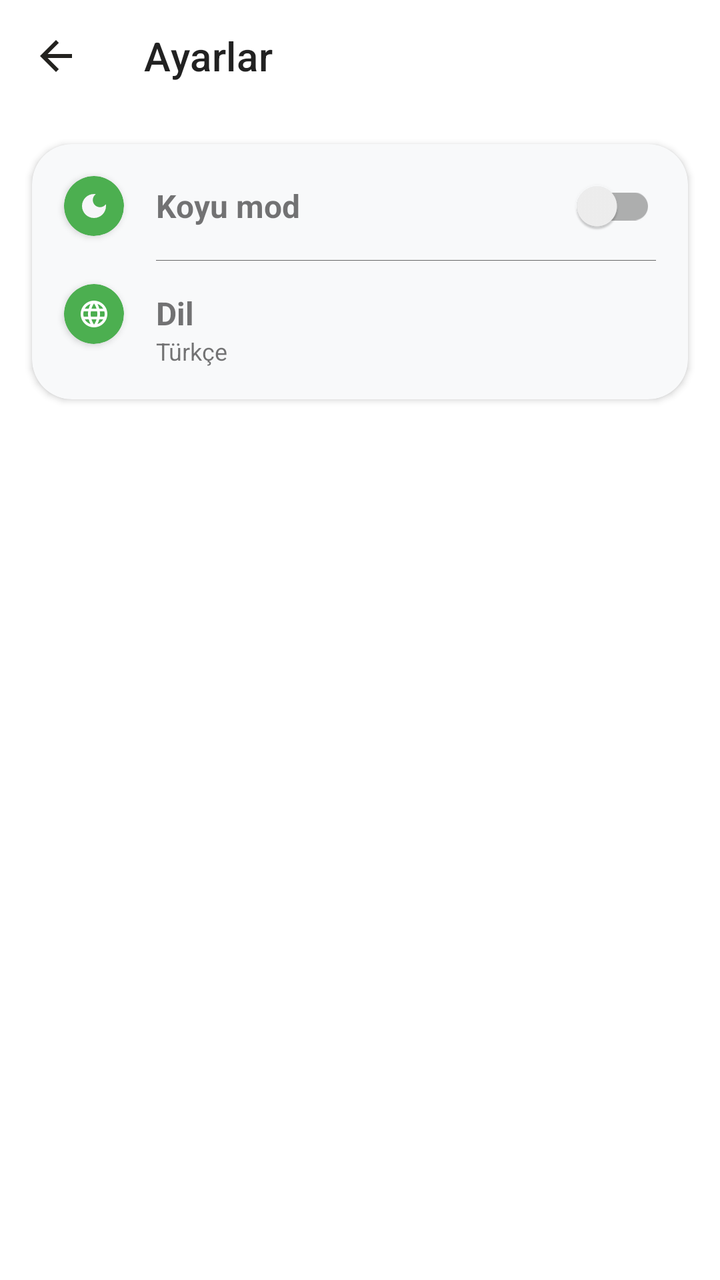
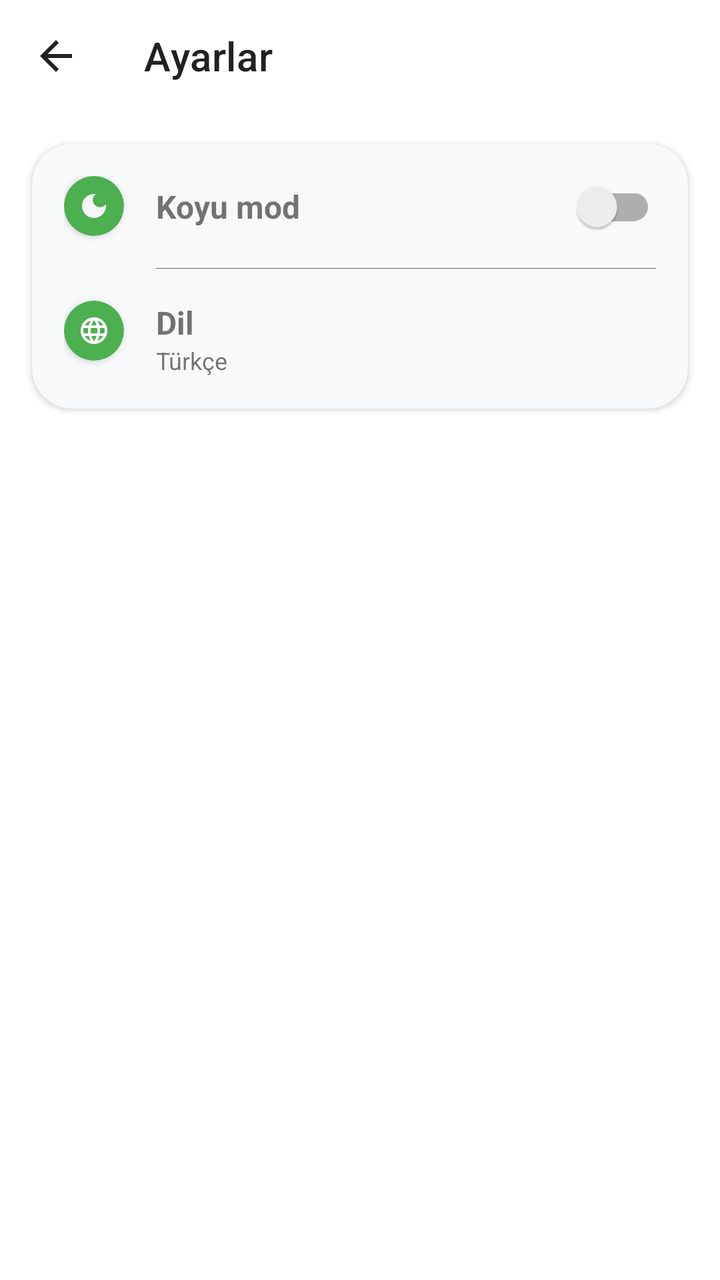

Two renders of the same Android screen: before a commit and after it. Below are the layout's source before the change and the commit's diff.
<!-- AndroidManifest.xml: application theme Theme.OkeyScore -->
<!-- res/layout/fragment_settings.xml -->
<?xml version="1.0" encoding="utf-8"?>
<androidx.constraintlayout.widget.ConstraintLayout xmlns:android="http://schemas.android.com/apk/res/android"
    xmlns:app="http://schemas.android.com/apk/res-auto"
    xmlns:tools="http://schemas.android.com/tools"
    android:layout_width="match_parent"
    android:layout_height="match_parent"
    tools:context=".presentation.ui.settings.SettingsFragment">

    <com.google.android.material.appbar.MaterialToolbar
        android:id="@+id/toolbar"
        android:layout_width="match_parent"
        android:layout_height="?attr/actionBarSize"
        app:layout_constraintTop_toTopOf="parent"
        app:navigationIcon="@drawable/ic_back"
        app:title="@string/settings" />

    <androidx.cardview.widget.CardView
        android:id="@+id/cardView"
        android:layout_width="match_parent"
        android:layout_height="wrap_content"
        android:layout_margin="16dp"
        android:backgroundTint="@color/settings_card_background_color"
        app:cardCornerRadius="20dp"
        app:layout_constraintEnd_toEndOf="parent"
        app:layout_constraintStart_toStartOf="parent"
        app:layout_constraintTop_toBottomOf="@+id/toolbar">

        <androidx.constraintlayout.widget.ConstraintLayout
            android:layout_width="match_parent"
            android:layout_height="wrap_content">

            <androidx.cardview.widget.CardView
                android:id="@+id/view2"
                android:layout_width="30dp"
                android:layout_height="30dp"
                android:layout_centerHorizontal="true"
                android:layout_marginStart="16dp"
                android:layout_marginTop="16dp"
                android:backgroundTint="@color/circular_icon_background_color"
                android:shape="ring"
                app:cardCornerRadius="40dp"
                app:layout_constraintStart_toStartOf="parent"
                app:layout_constraintTop_toTopOf="parent">

                <ImageView
                    android:layout_width="match_parent"
                    android:layout_height="16dp"
                    android:layout_alignParentTop="true"
                    android:layout_centerHorizontal="true"
                    android:layout_gravity="center"
                    android:contentDescription="@string/todo"
                    android:src="@drawable/ic_dark_mode" />
            </androidx.cardview.widget.CardView>

            <TextView
                android:id="@+id/textView"
                android:layout_width="wrap_content"
                android:layout_height="wrap_content"
                android:layout_marginStart="16dp"
                android:layout_marginTop="20dp"
                android:text="@string/dark_mode"
                android:textSize="16sp"
                android:textStyle="bold"
                app:layout_constraintStart_toEndOf="@+id/view2"
                app:layout_constraintTop_toTopOf="parent" />

            <androidx.appcompat.widget.SwitchCompat
                android:id="@+id/darkModeSwitch"
                android:layout_width="wrap_content"
                android:layout_height="30dp"
                android:layout_marginTop="16dp"
                android:layout_marginEnd="16dp"
                app:layout_constraintEnd_toEndOf="parent"
                app:layout_constraintTop_toTopOf="parent" />

            <androidx.cardview.widget.CardView
                android:id="@+id/view3"
                android:layout_width="30dp"
                android:layout_height="30dp"
                android:layout_centerHorizontal="true"
                android:layout_marginStart="16dp"
                android:layout_marginTop="24dp"
                android:backgroundTint="@color/circular_icon_background_color"
                android:shape="ring"
                app:cardCornerRadius="40dp"
                app:layout_constraintStart_toStartOf="parent"
                app:layout_constraintTop_toBottomOf="@+id/view2">

                <ImageView
                    android:layout_width="match_parent"
                    android:layout_height="16dp"
                    android:layout_alignParentTop="true"
                    android:layout_centerHorizontal="true"
                    android:layout_gravity="center"
                    android:contentDescription="@string/todo"
                    android:src="@drawable/ic_language" />

            </androidx.cardview.widget.CardView>

            <com.google.android.material.divider.MaterialDivider
                android:layout_width="match_parent"
                android:layout_height="0.1dp"
                android:layout_marginStart="62dp"
                android:layout_marginEnd="16dp"
                app:dividerColor="@color/settings_card_divider_color"
                app:layout_constraintBottom_toTopOf="@+id/view3"
                app:layout_constraintEnd_toEndOf="parent"
                app:layout_constraintStart_toStartOf="parent"
                app:layout_constraintTop_toBottomOf="@+id/view2" />


            <TextView
                android:id="@+id/textView1"
                android:layout_width="wrap_content"
                android:layout_height="wrap_content"
                android:layout_marginStart="16dp"
                android:layout_marginTop="32sp"
                android:gravity="center_horizontal"
                android:text="@string/language"
                android:textSize="16sp"
                android:textStyle="bold"
                app:layout_constraintStart_toEndOf="@+id/view3"
                app:layout_constraintTop_toBottomOf="@+id/textView" />

            <TextView
                android:id="@+id/languageTextView"
                android:layout_width="wrap_content"
                android:layout_height="wrap_content"
                android:layout_marginStart="16dp"
                android:layout_marginBottom="16dp"
                android:gravity="center_horizontal"
                android:text="@string/turkish"
                android:textSize="12sp"
                android:textStyle="normal"
                app:layout_constraintBottom_toBottomOf="parent"
                app:layout_constraintStart_toEndOf="@+id/view3"
                app:layout_constraintTop_toBottomOf="@+id/textView1" />

        </androidx.constraintlayout.widget.ConstraintLayout>

    </androidx.cardview.widget.CardView>


</androidx.constraintlayout.widget.ConstraintLayout>
<!-- resources referenced by this layout -->
<resources>
  <color name="circular_icon_background_color">#4CAF50</color>
  <color name="settings_card_background_color">#F8F9FA</color>
  <color name="settings_card_divider_color">#666666</color>
  <!-- drawable ic_back (drawable) -->
  <vector android:autoMirrored="true" android:height="24dp"
      android:tint="@color/back_icon_color" android:viewportHeight="24"
      android:viewportWidth="24" android:width="24dp" xmlns:android="http://schemas.android.com/apk/res/android">
      <path android:fillColor="@color/back_icon_color" android:pathData="M20,11H7.83l5.59,-5.59L12,4l-8,8 8,8 1.41,-1.41L7.83,13H20v-2z"/>
  </vector>
  <!-- drawable ic_dark_mode (drawable) -->
  <vector xmlns:android="http://schemas.android.com/apk/res/android" android:height="24dp" android:tint="@color/white" android:viewportHeight="24" android:viewportWidth="24" android:width="24dp">
        
      <path android:fillColor="@android:color/white" android:pathData="M12,3c-4.97,0 -9,4.03 -9,9s4.03,9 9,9s9,-4.03 9,-9c0,-0.46 -0.04,-0.92 -0.1,-1.36c-0.98,1.37 -2.58,2.26 -4.4,2.26c-2.98,0 -5.4,-2.42 -5.4,-5.4c0,-1.81 0.89,-3.42 2.26,-4.4C12.92,3.04 12.46,3 12,3L12,3z"/>
      
  </vector>
  <!-- drawable ic_language (drawable) -->
  <vector xmlns:android="http://schemas.android.com/apk/res/android" android:height="24dp" android:tint="#FFFFFF" android:viewportHeight="24" android:viewportWidth="24" android:width="24dp">
        
      <path android:fillColor="@android:color/white" android:pathData="M11.99,2C6.47,2 2,6.48 2,12s4.47,10 9.99,10C17.52,22 22,17.52 22,12S17.52,2 11.99,2zM18.92,8h-2.95c-0.32,-1.25 -0.78,-2.45 -1.38,-3.56 1.84,0.63 3.37,1.91 4.33,3.56zM12,4.04c0.83,1.2 1.48,2.53 1.91,3.96h-3.82c0.43,-1.43 1.08,-2.76 1.91,-3.96zM4.26,14C4.1,13.36 4,12.69 4,12s0.1,-1.36 0.26,-2h3.38c-0.08,0.66 -0.14,1.32 -0.14,2 0,0.68 0.06,1.34 0.14,2L4.26,14zM5.08,16h2.95c0.32,1.25 0.78,2.45 1.38,3.56 -1.84,-0.63 -3.37,-1.9 -4.33,-3.56zM8.03,8L5.08,8c0.96,-1.66 2.49,-2.93 4.33,-3.56C8.81,5.55 8.35,6.75 8.03,8zM12,19.96c-0.83,-1.2 -1.48,-2.53 -1.91,-3.96h3.82c-0.43,1.43 -1.08,2.76 -1.91,3.96zM14.34,14L9.66,14c-0.09,-0.66 -0.16,-1.32 -0.16,-2 0,-0.68 0.07,-1.35 0.16,-2h4.68c0.09,0.65 0.16,1.32 0.16,2 0,0.68 -0.07,1.34 -0.16,2zM14.59,19.56c0.6,-1.11 1.06,-2.31 1.38,-3.56h2.95c-0.96,1.65 -2.49,2.93 -4.33,3.56zM16.36,14c0.08,-0.66 0.14,-1.32 0.14,-2 0,-0.68 -0.06,-1.34 -0.14,-2h3.38c0.16,0.64 0.26,1.31 0.26,2s-0.1,1.36 -0.26,2h-3.38z"/>
      
  </vector>
  <string name="dark_mode" tools:ignore="MissingTranslation">Koyu mod</string>
  <string name="language" tools:ignore="MissingTranslation">Dil</string>
  <string name="settings" tools:ignore="MissingTranslation">Ayarlar</string>
  <string name="todo" tools:ignore="MissingTranslation">TODO</string>
  <string name="turkish" tools:ignore="MissingTranslation">Türkçe</string>
  <style name="Theme.OkeyScore" parent="Theme.MaterialComponents.Light.NoActionBar">
          <item name="android:statusBarColor">@color/status_bar_color</item>
          <item name="colorPrimary">@color/primary_color</item>
          <item name="colorPrimaryDark">@color/primary_color</item>
          <item name="android:colorPrimaryDark">@color/primary_color</item>
          <item name="android:windowLightStatusBar">true</item>
          <item name="colorControlActivated">@color/cursor_color</item>
  
      </style>
  <color name="back_icon_color">#23221F</color>
  <color name="white">#F6F6F8</color>
  <color name="status_bar_color">#F6F6F8</color>
  <color name="primary_color">#23221F</color>
  <color name="cursor_color">#4CAF50</color>
</resources>

<!-- the commit's change to res/layout/fragment_settings.xml (unified diff, before → after) -->
@@ -15,27 +15,26 @@
         app:title="@string/settings" />
 
     <androidx.cardview.widget.CardView
-        android:id="@+id/cardView"
+        android:id="@+id/settingsCardView"
         android:layout_width="match_parent"
         android:layout_height="wrap_content"
-        android:layout_margin="16dp"
+        android:layout_margin="@dimen/margin_large"
         android:backgroundTint="@color/settings_card_background_color"
-        app:cardCornerRadius="20dp"
+        app:cardCornerRadius="@dimen/card_radius_xlarge"
         app:layout_constraintEnd_toEndOf="parent"
         app:layout_constraintStart_toStartOf="parent"
         app:layout_constraintTop_toBottomOf="@+id/toolbar">
 
         <androidx.constraintlayout.widget.ConstraintLayout
             android:layout_width="match_parent"
-            android:layout_height="wrap_content">
+            android:layout_height="wrap_content"
+            android:padding="@dimen/padding_large">
 
             <androidx.cardview.widget.CardView
                 android:id="@+id/view2"
                 android:layout_width="30dp"
                 android:layout_height="30dp"
                 android:layout_centerHorizontal="true"
-                android:layout_marginStart="16dp"
-                android:layout_marginTop="16dp"
                 android:backgroundTint="@color/circular_icon_background_color"
                 android:shape="ring"
                 app:cardCornerRadius="40dp"
@@ -56,35 +55,33 @@
                 android:id="@+id/textView"
                 android:layout_width="wrap_content"
                 android:layout_height="wrap_content"
-                android:layout_marginStart="16dp"
-                android:layout_marginTop="20dp"
+                android:layout_marginStart="@dimen/margin_large"
                 android:text="@string/dark_mode"
-                android:textSize="16sp"
+                android:textSize="@dimen/text_size_medium"
                 android:textStyle="bold"
+                app:layout_constraintBottom_toBottomOf="@+id/view2"
                 app:layout_constraintStart_toEndOf="@+id/view2"
-                app:layout_constraintTop_toTopOf="parent" />
+                app:layout_constraintTop_toTopOf="@+id/view2" />
 
             <androidx.appcompat.widget.SwitchCompat
                 android:id="@+id/darkModeSwitch"
                 android:layout_width="wrap_content"
                 android:layout_height="30dp"
-                android:layout_marginTop="16dp"
-                android:layout_marginEnd="16dp"
+                app:layout_constraintBottom_toBottomOf="@+id/textView"
                 app:layout_constraintEnd_toEndOf="parent"
-                app:layout_constraintTop_toTopOf="parent" />
+                app:layout_constraintTop_toTopOf="@+id/textView" />
 
             <androidx.cardview.widget.CardView
                 android:id="@+id/view3"
                 android:layout_width="30dp"
                 android:layout_height="30dp"
                 android:layout_centerHorizontal="true"
-                android:layout_marginStart="16dp"
-                android:layout_marginTop="24dp"
+                android:layout_marginTop="@dimen/margin_large"
                 android:backgroundTint="@color/circular_icon_background_color"
                 android:shape="ring"
                 app:cardCornerRadius="40dp"
                 app:layout_constraintStart_toStartOf="parent"
-                app:layout_constraintTop_toBottomOf="@+id/view2">
+                app:layout_constraintTop_toBottomOf="@+id/divider">
 
                 <ImageView
                     android:layout_width="match_parent"
@@ -98,41 +95,37 @@
             </androidx.cardview.widget.CardView>
 
             <com.google.android.material.divider.MaterialDivider
-                android:layout_width="match_parent"
+                android:id="@+id/divider"
+                android:layout_width="0dp"
                 android:layout_height="0.1dp"
-                android:layout_marginStart="62dp"
-                android:layout_marginEnd="16dp"
+                android:layout_marginTop="16dp"
                 app:dividerColor="@color/settings_card_divider_color"
                 app:layout_constraintBottom_toTopOf="@+id/view3"
-                app:layout_constraintEnd_toEndOf="parent"
-                app:layout_constraintStart_toStartOf="parent"
+                app:layout_constraintEnd_toEndOf="@+id/darkModeSwitch"
+                app:layout_constraintStart_toStartOf="@+id/textView"
                 app:layout_constraintTop_toBottomOf="@+id/view2" />
-
 
             <TextView
                 android:id="@+id/textView1"
                 android:layout_width="wrap_content"
                 android:layout_height="wrap_content"
-                android:layout_marginStart="16dp"
-                android:layout_marginTop="32sp"
+                android:layout_marginStart="@dimen/margin_large"
                 android:gravity="center_horizontal"
                 android:text="@string/language"
-                android:textSize="16sp"
+                android:textSize="@dimen/text_size_medium"
                 android:textStyle="bold"
                 app:layout_constraintStart_toEndOf="@+id/view3"
-                app:layout_constraintTop_toBottomOf="@+id/textView" />
+                app:layout_constraintTop_toTopOf="@+id/view3" />
 
             <TextView
                 android:id="@+id/languageTextView"
                 android:layout_width="wrap_content"
                 android:layout_height="wrap_content"
-                android:layout_marginStart="16dp"
-                android:layout_marginBottom="16dp"
+                android:layout_marginStart="@dimen/margin_large"
                 android:gravity="center_horizontal"
                 android:text="@string/turkish"
-                android:textSize="12sp"
+                android:textSize="@dimen/text_size_small"
                 android:textStyle="normal"
-                app:layout_constraintBottom_toBottomOf="parent"
                 app:layout_constraintStart_toEndOf="@+id/view3"
                 app:layout_constraintTop_toBottomOf="@+id/textView1" />
 
@@ -140,5 +133,4 @@
 
     </androidx.cardview.widget.CardView>
 
-
 </androidx.constraintlayout.widget.ConstraintLayout>
<!-- resource entries referenced after the edit -->
@@ -3,6 +3,11 @@
   <color name="circular_icon_background_color">#4CAF50</color>
   <color name="settings_card_background_color">#F8F9FA</color>
   <color name="settings_card_divider_color">#666666</color>
+  <dimen name="card_radius_xlarge">20dp</dimen>
+  <dimen name="margin_large">16dp</dimen>
+  <dimen name="padding_large">16dp</dimen>
+  <dimen name="text_size_medium">16sp</dimen>
+  <dimen name="text_size_small">12sp</dimen>
   <!-- drawable ic_back (drawable) -->
   <vector android:autoMirrored="true" android:height="24dp"
       android:tint="@color/back_icon_color" android:viewportHeight="24"
